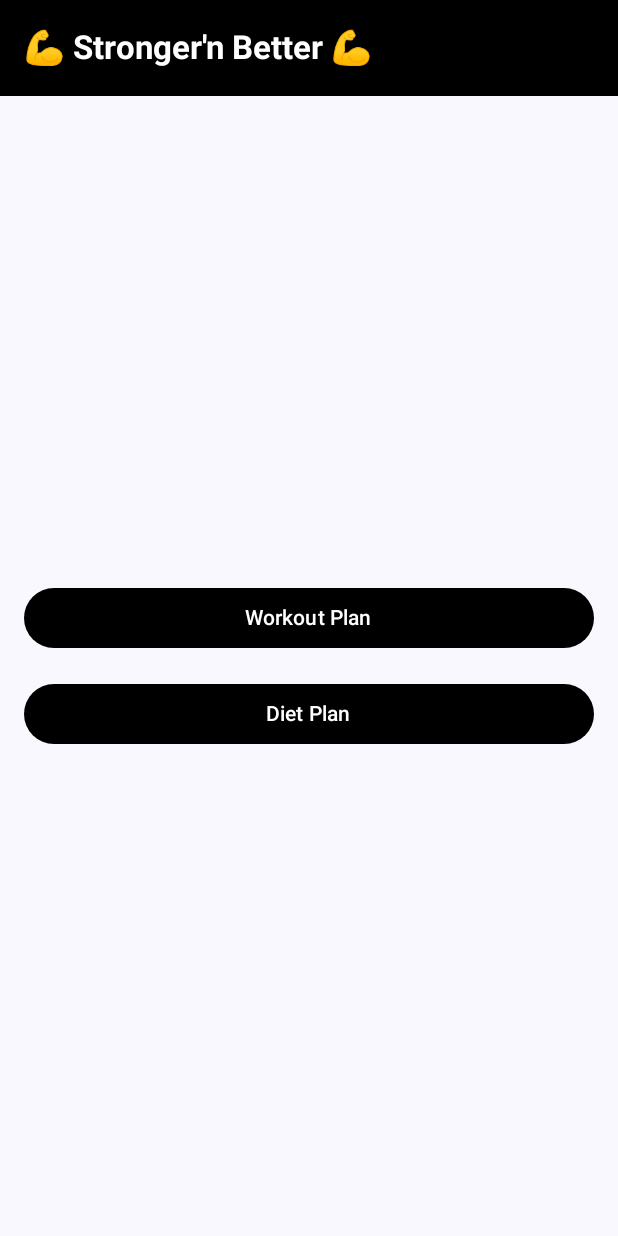
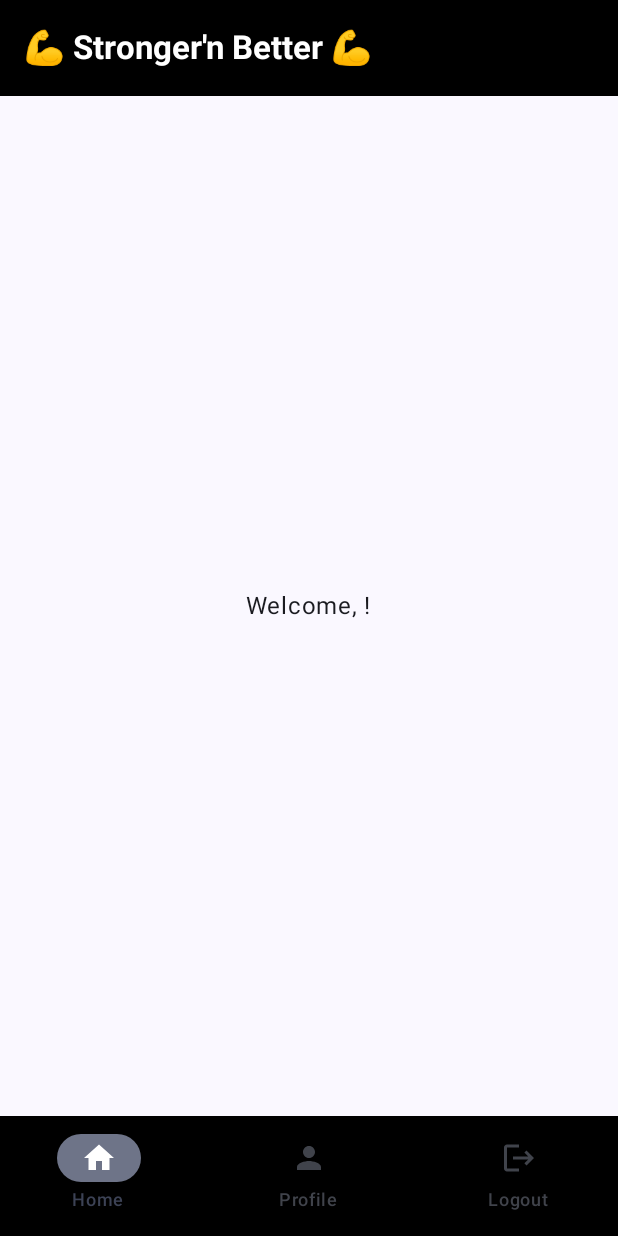
Before and after one commit to nithishpatel04/WorkoutDietPlanApp, an Android app built with Jetpack Compose: the HomeScreen screen opened through its navigation route, on a phone screen of 412 x 824 dp. Run offline under Robolectric (Android 15) with nearby library versions, the phone set to English and light mode, and no system bars.

Commit message:
Android App Development Phase 2

```diff
--- a/app/build.gradle.kts
+++ b/app/build.gradle.kts
@@ -42,7 +42,7 @@ android {
 dependencies {
 
     implementation("androidx.navigation:navigation-compose:2.9.0")
-
+    implementation("androidx.compose.material:material-icons-extended:1.6.1")
     implementation(libs.androidx.core.ktx)
     implementation(libs.androidx.lifecycle.runtime.ktx)
     implementation(libs.androidx.activity.compose)
--- a/app/src/main/java/com/example/workoutdietplanapp/MainActivity.kt
+++ b/app/src/main/java/com/example/workoutdietplanapp/MainActivity.kt
@@ -3,9 +3,11 @@ package com.example.workoutdietplanapp
 import android.os.Bundle
 import androidx.activity.ComponentActivity
 import androidx.activity.compose.setContent
+import androidx.lifecycle.viewmodel.compose.viewModel
 import androidx.navigation.compose.rememberNavController
 import com.example.workoutdietplanapp.navigation.AppNavGraph
-import com.example.workoutdietplanapp.ui.theme.WorkoutDietPlanAppTheme  // import your theme here
+import com.example.workoutdietplanapp.ui.theme.WorkoutDietPlanAppTheme
+import com.example.workoutdietplanapp.viewmodel.UserViewModel
 
 class MainActivity : ComponentActivity() {
     override fun onCreate(savedInstanceState: Bundle?) {
@@ -13,7 +15,8 @@ class MainActivity : ComponentActivity() {
         setContent {
             WorkoutDietPlanAppTheme {
                 val navController = rememberNavController()
-                AppNavGraph(navController = navController)
+                val userViewModel: UserViewModel = viewModel()
+                AppNavGraph(navController = navController, userViewModel = userViewModel )
             }
         }
     }
--- a/app/src/main/java/com/example/workoutdietplanapp/navigation/AppNavGraph.kt
+++ b/app/src/main/java/com/example/workoutdietplanapp/navigation/AppNavGraph.kt
@@ -1,18 +1,25 @@
 package com.example.workoutdietplanapp.navigation
 
 import androidx.compose.runtime.Composable
+import androidx.compose.ui.Modifier
 import androidx.navigation.NavHostController
 import androidx.navigation.compose.NavHost
 import androidx.navigation.compose.composable
-import com.example.workoutdietplanapp.views.HomeScreen
-import com.example.workoutdietplanapp.views.SignInScreen
-import com.example.workoutdietplanapp.views.RegistrationFormScreen
+import com.example.workoutdietplanapp.views.*
+import com.example.workoutdietplanapp.viewmodel.UserViewModel
 
 @Composable
-fun AppNavGraph(navController: NavHostController) {
-    NavHost(navController = navController, startDestination = "signin") {
-        composable("signin") { SignInScreen(navController) }
-        composable("registration") { RegistrationFormScreen(navController) }
-        composable("home") { HomeScreen(navController) }
+fun AppNavGraph(navController: NavHostController, userViewModel: UserViewModel) {
+    NavHost(navController = navController, startDestination = Route.SignIn.routeName) {
+        composable(Route.SignIn.routeName) { SignInScreen(navController, userViewModel) }
+        composable(Route.Registration.routeName) {
+            RegistrationForm(
+                navController = navController,
+                userViewModel = userViewModel,
+                modifier = Modifier
+            )
+        }
+        composable(Route.Home.routeName) { HomeScreen(navController, userViewModel) }
+        composable(Route.Profile.routeName) { ProfileScreen(navController, userViewModel) }
     }
 }
--- a/app/src/main/java/com/example/workoutdietplanapp/navigation/Route.kt
+++ b/app/src/main/java/com/example/workoutdietplanapp/navigation/Route.kt
@@ -1,7 +1,8 @@
 package com.example.workoutdietplanapp.navigation
 
 sealed class Route(val routeName: String) {
-    object SignIn : Route("sign_in")
+    object SignIn : Route("signin")
     object Registration : Route("registration")
     object Home : Route("home")
+    object Profile : Route("profile")
 }
--- /dev/null
+++ b/app/src/main/java/com/example/workoutdietplanapp/viewmodel/UserViewModel.kt
@@ -0,0 +1,59 @@
+package com.example.workoutdietplanapp.viewmodel
+
+import androidx.lifecycle.ViewModel
+import kotlinx.coroutines.flow.MutableStateFlow
+import kotlinx.coroutines.flow.StateFlow
+
+// Updated data class with new fields
+data class User(
+    val email: String = "",
+    val password: String = "",
+    val name: String = "",
+    val age: Int = 0,
+    val weight: Float = 0f,
+    val goal: String = "", // This will now be treated as "motivation"
+    val subscriptionType: String = "",
+    val gymPlan: Boolean = false,
+    val dietPlan: Boolean = false,
+    val isLoggedIn: Boolean = false
+)
+
+class UserViewModel : ViewModel() {
+    private val _user = MutableStateFlow(User())
+    val user: StateFlow<User> = _user
+
+    fun login(email: String) {
+        _user.value = _user.value.copy(email = email, isLoggedIn = true)
+    }
+
+    // Updated updateProfile to include new fields
+    fun updateProfile(
+        email: String,
+        password: String,
+        name: String,
+        age: Int,
+        weight: Float,
+        subscriptionType: String,
+        gymPlan: Boolean,
+        dietPlan: Boolean,
+        motivation: String
+    ) {
+        _user.value = _user.value.copy(
+            email = email,
+            password = password,
+            name = name,
+            age = age,
+            weight = weight,
+            subscriptionType = subscriptionType,
+            gymPlan = gymPlan,
+            dietPlan = dietPlan,
+            goal = motivation // 'goal' in User is being used for motivation
+        )
+    }
+
+    fun Logout() {
+        _user.value = User()
+    }
+
+    fun isLoggedIn(): Boolean = _user.value.isLoggedIn
+}
--- a/app/src/main/java/com/example/workoutdietplanapp/views/HomeScreen.kt
+++ b/app/src/main/java/com/example/workoutdietplanapp/views/HomeScreen.kt
@@ -1,6 +1,10 @@
 package com.example.workoutdietplanapp.views
 
 import androidx.compose.foundation.layout.*
+import androidx.compose.material.icons.Icons
+import androidx.compose.material.icons.filled.Home
+import androidx.compose.material.icons.filled.Logout
+import androidx.compose.material.icons.filled.Person
 import androidx.compose.material3.*
 import androidx.compose.runtime.*
 import androidx.compose.ui.Alignment
@@ -8,14 +12,15 @@ import androidx.compose.ui.Modifier
 import androidx.compose.ui.graphics.Color
 import androidx.compose.ui.text.font.FontWeight
 import androidx.compose.ui.unit.dp
-import androidx.compose.ui.tooling.preview.Preview
 import androidx.navigation.NavHostController
-import androidx.navigation.compose.rememberNavController
+import com.example.workoutdietplanapp.navigation.Route
+import com.example.workoutdietplanapp.viewmodel.UserViewModel
 
 @OptIn(ExperimentalMaterial3Api::class)
 @Composable
-fun HomeScreen(navController: NavHostController) {
-    var isDietSelected by remember { mutableStateOf(false) }
+fun HomeScreen(navController: NavHostController, userViewModel: UserViewModel) {
+    var selectedIndex by remember { mutableStateOf(0) }
+    var showLogoutDialog by remember { mutableStateOf(false) }
 
     Scaffold(
         topBar = {
@@ -24,9 +29,7 @@ fun HomeScreen(navController: NavHostController) {
                     Text(
                         text = "💪 Stronger'n Better 💪",
                         color = Color.White,
-                        style = MaterialTheme.typography.titleLarge.copy(
-                            fontWeight = FontWeight.Bold
-                        )
+                        style = MaterialTheme.typography.titleLarge.copy(fontWeight = FontWeight.Bold)
                     )
                 },
                 colors = TopAppBarDefaults.topAppBarColors(
@@ -34,89 +37,65 @@ fun HomeScreen(navController: NavHostController) {
                     titleContentColor = Color.White
                 )
             )
+        },
+        bottomBar = {
+            NavigationBar(containerColor = Color.Black, contentColor = Color.White) {
+                NavigationBarItem(
+                    icon = { Icon(Icons.Default.Home, contentDescription = "Home") },
+                    label = { Text("Home") },
+                    selected = selectedIndex == 0,
+                    onClick = { selectedIndex = 0 }
+                )
+                NavigationBarItem(
+                    icon = { Icon(Icons.Default.Person, contentDescription = "Profile") },
+                    label = { Text("Profile") },
+                    selected = selectedIndex == 1,
+                    onClick = {
+                        selectedIndex = 1
+                        navController.navigate(Route.Profile.routeName)
+                    }
+                )
+                NavigationBarItem(
+                    icon = { Icon(Icons.Default.Logout, contentDescription = "Logout") },
+                    label = { Text("Logout") },
+                    selected = false,
+                    onClick = { showLogoutDialog = true }
+                )
+            }
         }
-    )
-    { innerPadding ->
-
-        StrongerTopAppBar(
-            isDietSelected = isDietSelected,
-            onToggle = { isDietSelected = it }
-        )
-        HomeScreenContent(
+    ) { innerPadding ->
+        Box(
             modifier = Modifier
                 .padding(innerPadding)
                 .fillMaxSize(),
-            navController = navController
+            contentAlignment = Alignment.Center
+        ) {
+            Text("Welcome, ${userViewModel.user.collectAsState().value.name}!")
+        }
+    }
+
+    // Logout confirmation dialog
+    if (showLogoutDialog) {
+        AlertDialog(
+            onDismissRequest = { showLogoutDialog = false },
+            title = { Text("Confirm Logout") },
+            text = { Text("Are you sure you want to log out?") },
+            confirmButton = {
+                TextButton(onClick = {
+                    showLogoutDialog = false
+                    userViewModel.Logout() // lowercase 'logout'
+                    navController.navigate(Route.SignIn.routeName) {
+                        popUpTo(0) // Clear navigation stack
+                    }
+                }) {
+                    Text("Yes")
+                }
+            },
+            dismissButton = {
+                TextButton(onClick = { showLogoutDialog = false }) {
+                    Text("Cancel")
+                }
+            }
         )
     }
 }
-
-@OptIn(ExperimentalMaterial3Api::class)
-@Composable
-fun StrongerTopAppBar(
-    isDietSelected: Boolean,
-    onToggle: (Boolean) -> Unit
-) {
-    TopAppBar(
-        title = { Text("Stronger'n Better") },
-        actions = {
-            Row(
-                verticalAlignment = Alignment.CenterVertically,
-                modifier = Modifier.padding(end = 16.dp)
-            ) {
-                Text(
-                    if (isDietSelected) "Diet" else "Workout",
-                    color = Color.White
-                )
-                Spacer(modifier = Modifier.width(8.dp))
-                Switch(
-                    checked = isDietSelected,
-                    onCheckedChange = onToggle
-                )
-            }
-        },
-        colors = TopAppBarDefaults.topAppBarColors(
-            containerColor = Color.Blue,
-            titleContentColor = Color.White
-        )
-    )
-}
-
-@Composable
-fun HomeScreenContent(
-    modifier: Modifier = Modifier,
-    navController: NavHostController
-) {
-    Column(
-        modifier = modifier
-            .padding(16.dp),
-        verticalArrangement = Arrangement.Center,
-        horizontalAlignment = Alignment.CenterHorizontally
-    ) {
-        Button(
-            onClick = { /* TODO: Navigate to Workout Plan */ },
-            modifier = Modifier
-                .fillMaxWidth()
-                .padding(vertical = 8.dp),
-            colors = ButtonDefaults.buttonColors(containerColor = Color.Black)
-        ) {
-            Text("Workout Plan", color = Color.White)
-        }
-
-        Button(
-            onClick = { /* TODO: Navigate to Diet Plan */ },
-            modifier = Modifier
-                .fillMaxWidth()
-                .padding(vertical = 8.dp),
-            colors = ButtonDefaults.buttonColors(containerColor = Color.Black)
-        ) {
-            Text("Diet Plan", color = Color.White)
-        }
-    }
-}
-
-@Preview(showBackground = true)
-@Composable
-fun HomeScreenPreview() {
-    HomeScreen(navController = rememberNavController())
-}
--- a/app/src/main/java/com/example/workoutdietplanapp/views/SignInScreen.kt
+++ b/app/src/main/java/com/example/workoutdietplanapp/views/SignInScreen.kt
@@ -14,16 +14,15 @@ import androidx.compose.ui.res.painterResource
 import androidx.compose.ui.text.font.FontWeight
 import androidx.compose.ui.text.input.KeyboardType
 import androidx.compose.ui.text.input.PasswordVisualTransformation
-import androidx.compose.ui.tooling.preview.Preview
+import androidx.compose.ui.text.style.TextDecoration
 import androidx.compose.ui.unit.dp
 import androidx.navigation.NavHostController
-import androidx.navigation.compose.rememberNavController
 import com.example.workoutdietplanapp.R
-
+import com.example.workoutdietplanapp.viewmodel.UserViewModel
 
 @OptIn(ExperimentalMaterial3Api::class)
 @Composable
-fun SignInScreen(navController: NavHostController) {
+fun SignInScreen(navController: NavHostController, userViewModel: UserViewModel) {
     Scaffold(
         topBar = {
             TopAppBar(
@@ -45,6 +44,7 @@ fun SignInScreen(navController: NavHostController) {
     )
     { innerPadding ->
 
+        Box(modifier = Modifier.fillMaxSize()) {
             Image(
                 painter = painterResource(id = R.drawable.gym_buddies),
                 contentDescription = null,
@@ -54,13 +54,19 @@ fun SignInScreen(navController: NavHostController) {
 
             SignInForm(
                 modifier = Modifier.padding(innerPadding),
-            navController = navController
+                navController = navController,
+                userViewModel = userViewModel
             )
+        }
     }
 }
 
 @Composable
-fun SignInForm(modifier: Modifier = Modifier, navController: NavHostController) {
+fun SignInForm(
+    modifier: Modifier = Modifier,
+    navController: NavHostController,
+    userViewModel: UserViewModel
+) {
     var email by remember { mutableStateOf("") }
     var password by remember { mutableStateOf("") }
 
@@ -73,7 +79,7 @@ fun SignInForm(modifier: Modifier = Modifier, navController: NavHostController)
         OutlinedTextField(
             value = email,
             onValueChange = { email = it },
-            label = { Text("Email Address") },
+            label = { Text("Email Address",  color = Color.White,) },
             keyboardOptions = KeyboardOptions(keyboardType = KeyboardType.Email),
             textStyle = LocalTextStyle.current.copy(color = Color.White),
             modifier = Modifier.fillMaxWidth()
@@ -84,7 +90,7 @@ fun SignInForm(modifier: Modifier = Modifier, navController: NavHostController)
         OutlinedTextField(
             value = password,
             onValueChange = { password = it },
-            label = { Text("Password") },
+            label = { Text("Password",  color = Color.White,) },
             keyboardOptions = KeyboardOptions(keyboardType = KeyboardType.Password),
             visualTransformation = PasswordVisualTransformation(),
             textStyle = LocalTextStyle.current.copy(color = Color.White),
@@ -95,7 +101,9 @@ fun SignInForm(modifier: Modifier = Modifier, navController: NavHostController)
 
         Button(
             onClick = {
-                navController.navigate("registration")
+                if (email.isNotBlank() && password.isNotBlank()) {
+                    navController.navigate("home")
+                }
             },
             shape = RoundedCornerShape(8.dp),
             colors = ButtonDefaults.buttonColors(containerColor = Color.Black),
@@ -103,6 +111,7 @@ fun SignInForm(modifier: Modifier = Modifier, navController: NavHostController)
         ) {
             Text("Sign In")
         }
+
 
         Spacer(modifier = Modifier.height(16.dp))
 
@@ -113,16 +122,11 @@ fun SignInForm(modifier: Modifier = Modifier, navController: NavHostController)
             Text(
                 text = "Don't have an account?",
                 color = Color.Blue,
+                textDecoration = TextDecoration.Underline,
                 modifier = Modifier.clickable {
-                    navController.navigate("")
+                    navController.navigate("registration")
                 }
             )
         }
     }
 }
-
-@Preview(showBackground = true)
-@Composable
-fun SignInScreenPreview() {
-    SignInScreen(navController = rememberNavController())
-}
--- a/gradle.properties
+++ b/gradle.properties
@@ -21,3 +21,4 @@ kotlin.code.style=official
 # resources declared in the library itself and none from the library's dependencies,
 # thereby reducing the size of the R class for that library
 android.nonTransitiveRClass=true
+org.gradle.configuration-cache=true
```
Also changed, not shown: app/src/main/java/com/example/workoutdietplanapp/views/ProfileScreen.kt (added, +114 -0 lines), app/src/main/java/com/example/workoutdietplanapp/views/RegistrationForm.kt (+78 -97 lines), 1 other file. Lines whose indentation alone changed are shown as unchanged.
